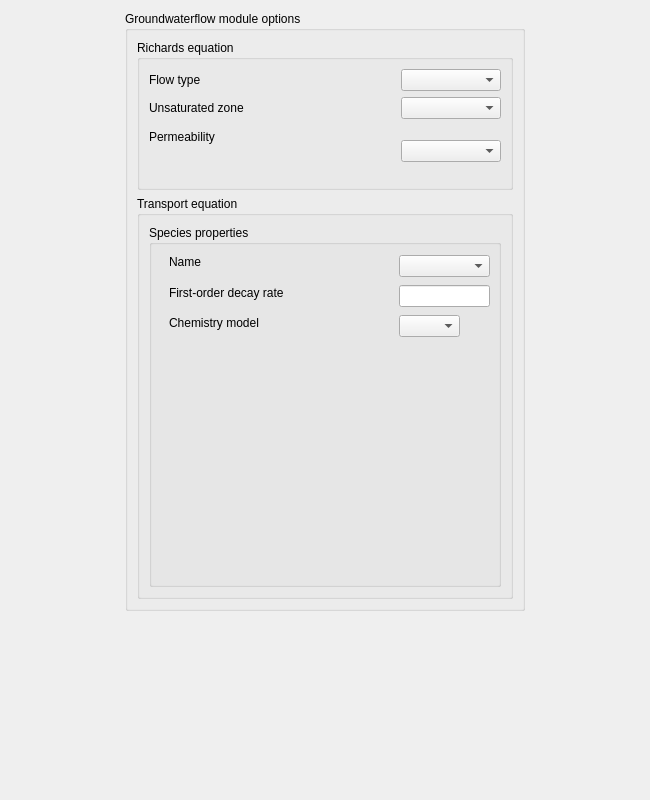
code-saturne/code_saturne, file python/code_saturne/gui/case/GroundwaterForm.ui: the form before one commit.
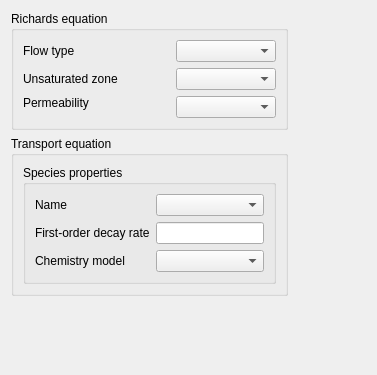
The form after the commit.

Commit message: GUI: improve order of some pages and naming of species.

```diff
--- a/python/code_saturne/gui/case/GroundwaterForm.ui
+++ b/python/code_saturne/gui/case/GroundwaterForm.ui
@@ -6,14 +6,14 @@
    <rect>
     <x>0</x>
     <y>0</y>
-    <width>650</width>
-    <height>800</height>
+    <width>377</width>
+    <height>375</height>
    </rect>
   </property>
   <property name="minimumSize">
    <size>
-    <width>600</width>
-    <height>800</height>
+    <width>200</width>
+    <height>300</height>
    </size>
   </property>
   <property name="maximumSize">
@@ -26,11 +26,14 @@
    <string>Form</string>
   </property>
   <layout class="QGridLayout" name="gridLayout_4">
-   <item row="0" column="0">
-    <spacer name="horizontalSpacer_2">
+   <item row="0" column="1">
+    <spacer name="horizontalSpacer">
      <property name="orientation">
       <enum>Qt::Horizontal</enum>
      </property>
+     <property name="sizeType">
+      <enum>QSizePolicy::MinimumExpanding</enum>
+     </property>
      <property name="sizeHint" stdset="0">
       <size>
        <width>5</width>
@@ -39,29 +42,81 @@
      </property>
     </spacer>
    </item>
-   <item row="0" column="1">
-    <widget class="QGroupBox" name="groupBoxGroundwaterOptions">
-     <property name="minimumSize">
-      <size>
-       <width>400</width>
-       <height>600</height>
-      </size>
+   <item row="2" column="0">
+    <spacer name="verticalSpacer">
+     <property name="orientation">
+      <enum>Qt::Vertical</enum>
      </property>
-     <property name="maximumSize">
+     <property name="sizeType">
+      <enum>QSizePolicy::MinimumExpanding</enum>
+     </property>
+     <property name="sizeHint" stdset="0">
       <size>
-       <width>1500</width>
-       <height>1500</height>
+       <width>16</width>
+       <height>16</height>
       </size>
      </property>
+    </spacer>
+   </item>
+   <item row="1" column="0">
+    <widget class="QGroupBox" name="groupBoxTransport">
+     <property name="title">
+      <string>Transport equation</string>
+     </property>
+     <layout class="QGridLayout" name="gridLayout">
+      <item row="0" column="0">
+       <widget class="QGroupBox" name="groupBoxSpeciesProperties">
      <property name="toolTip">
       <string>&lt;html&gt;&lt;head/&gt;&lt;body&gt;&lt;p&gt;&lt;span style=&quot; font-size:9pt;&quot;&gt;Define model options for the groundwater flow module.&lt;/span&gt;&lt;/p&gt;&lt;/body&gt;&lt;/html&gt;</string>
      </property>
      <property name="title">
-      <string>Groundwaterflow module options</string>
-     </property>
-     <layout class="QGridLayout" name="gridLayout_3">
+         <string>Species properties</string>
+        </property>
+        <layout class="QGridLayout" name="gridLayout_5">
+         <item row="0" column="0">
+          <widget class="QLabel" name="labelSpeciesName">
+           <property name="text">
+            <string>Name</string>
+           </property>
+          </widget>
+         </item>
+         <item row="0" column="1">
+          <widget class="QComboBox" name="comboBoxSpeciesName"/>
+         </item>
+         <item row="1" column="0">
+          <widget class="QLabel" name="labelDecayRate">
+           <property name="text">
+            <string>First-order decay rate</string>
+           </property>
+          </widget>
+         </item>
+         <item row="1" column="1">
+          <widget class="QLineEdit" name="lineEditDecayRate"/>
+         </item>
+         <item row="2" column="0">
+          <widget class="QLabel" name="labelChemistryModel">
+           <property name="text">
+            <string>Chemistry model</string>
+           </property>
+          </widget>
+         </item>
+         <item row="2" column="1">
+          <widget class="QComboBox" name="comboBoxChemistryModel"/>
+         </item>
+        </layout>
+       </widget>
+      </item>
+     </layout>
+    </widget>
+   </item>
       <item row="0" column="0">
        <widget class="QGroupBox" name="groupBox">
+     <property name="sizePolicy">
+      <sizepolicy hsizetype="Preferred" vsizetype="Preferred">
+       <horstretch>0</horstretch>
+       <verstretch>0</verstretch>
+      </sizepolicy>
+     </property>
         <property name="maximumSize">
          <size>
           <width>400</width>
@@ -164,123 +219,6 @@
          </item>
         </layout>
        </widget>
-      </item>
-      <item row="1" column="0">
-       <widget class="QGroupBox" name="groupBoxTransport">
-        <property name="title">
-         <string>Transport equation</string>
-        </property>
-        <layout class="QGridLayout" name="gridLayout">
-         <item row="0" column="0" colspan="2">
-          <widget class="QGroupBox" name="groupBoxSpeciesProperties">
-           <property name="toolTip">
-            <string>&lt;html&gt;&lt;head/&gt;&lt;body&gt;&lt;p&gt;&lt;span style=&quot; font-size:9pt;&quot;&gt;Select species to enter the radioactive decay and the chemistry model.&lt;/span&gt;&lt;/p&gt;&lt;/body&gt;&lt;/html&gt;</string>
-           </property>
-           <property name="title">
-            <string>Species properties</string>
-           </property>
-           <widget class="QLabel" name="labelSpeciesName">
-            <property name="geometry">
-             <rect>
-              <x>20</x>
-              <y>30</y>
-              <width>59</width>
-              <height>14</height>
-             </rect>
-            </property>
-            <property name="text">
-             <string>Name</string>
-            </property>
-           </widget>
-           <widget class="QLabel" name="labelDecayRate">
-            <property name="geometry">
-             <rect>
-              <x>20</x>
-              <y>60</y>
-              <width>151</width>
-              <height>16</height>
-             </rect>
-            </property>
-            <property name="text">
-             <string>First-order decay rate</string>
-            </property>
-           </widget>
-           <widget class="QLabel" name="labelChemistryModel">
-            <property name="geometry">
-             <rect>
-              <x>20</x>
-              <y>90</y>
-              <width>111</width>
-              <height>16</height>
-             </rect>
-            </property>
-            <property name="text">
-             <string>Chemistry model</string>
-            </property>
-           </widget>
-           <widget class="QComboBox" name="comboBoxChemistryModel">
-            <property name="geometry">
-             <rect>
-              <x>250</x>
-              <y>90</y>
-              <width>61</width>
-              <height>22</height>
-             </rect>
-            </property>
-           </widget>
-           <widget class="QComboBox" name="comboBoxSpeciesName">
-            <property name="geometry">
-             <rect>
-              <x>250</x>
-              <y>30</y>
-              <width>91</width>
-              <height>22</height>
-             </rect>
-            </property>
-           </widget>
-           <widget class="QLineEdit" name="lineEditDecayRate">
-            <property name="geometry">
-             <rect>
-              <x>250</x>
-              <y>60</y>
-              <width>91</width>
-              <height>22</height>
-             </rect>
-            </property>
-           </widget>
-          </widget>
-         </item>
-        </layout>
-       </widget>
-      </item>
-     </layout>
-    </widget>
-   </item>
-   <item row="1" column="1">
-    <spacer name="verticalSpacer">
-     <property name="orientation">
-      <enum>Qt::Vertical</enum>
-     </property>
-     <property name="sizeHint" stdset="0">
-      <size>
-       <width>16</width>
-       <height>16</height>
-      </size>
-     </property>
-    </spacer>
-   </item>
-   <item row="0" column="2">
-    <spacer name="horizontalSpacer">
-     <property name="orientation">
-      <enum>Qt::Horizontal</enum>
-     </property>
-     <property name="sizeHint" stdset="0">
-      <size>
-       <width>5</width>
-       <height>20</height>
-      </size>
-     </property>
-    </spacer>
    </item>
   </layout>
  </widget>
```
Left out of the diff: 2 changed lines with no effect on the pictures. Lines whose indentation alone changed are shown as unchanged. The commit also changes 4 other files.
